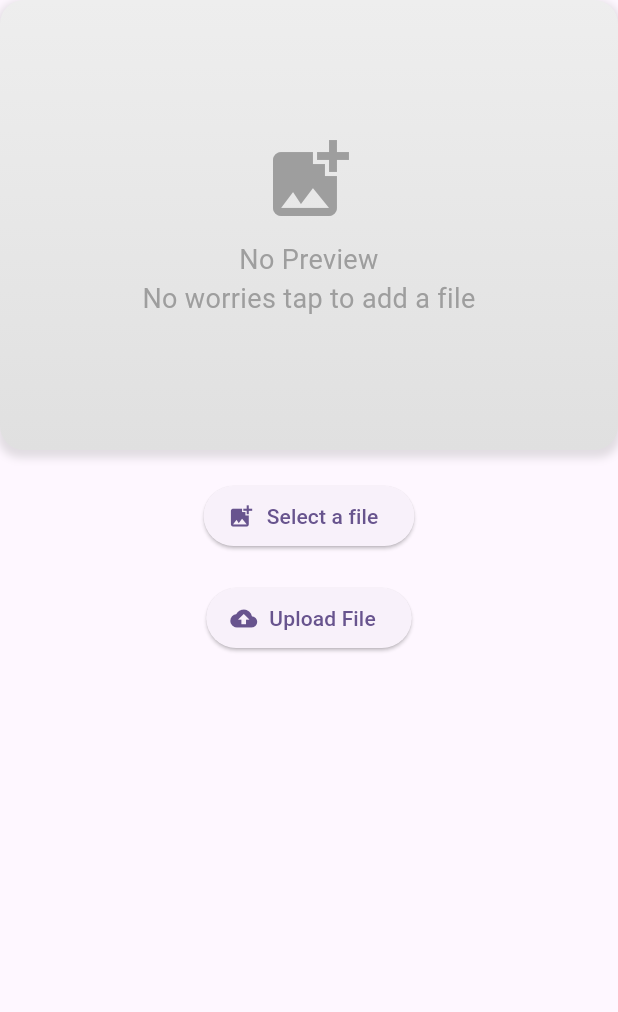
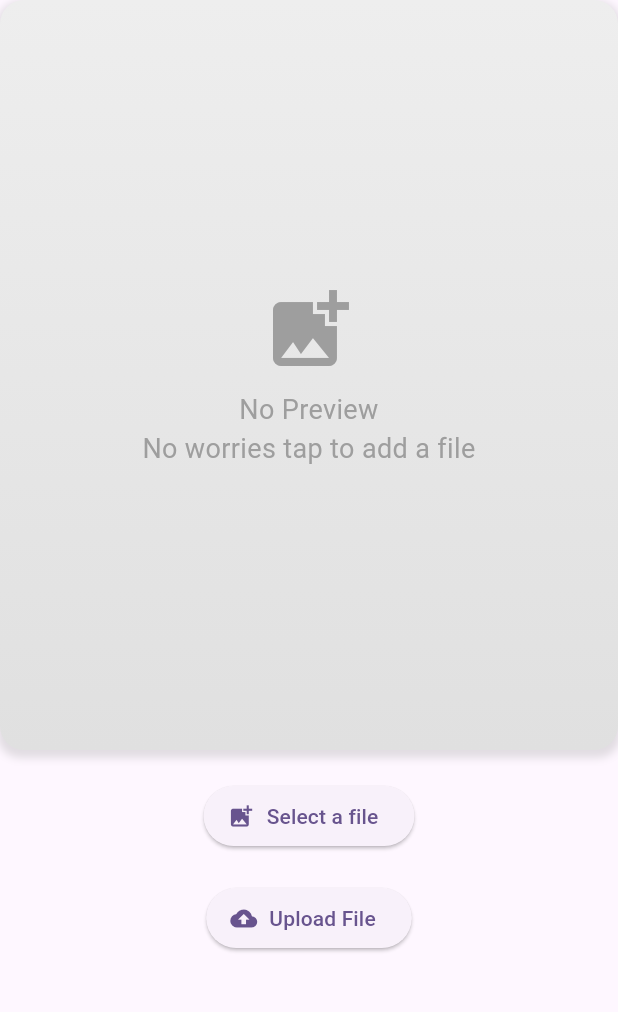
Before and after one commit to iliyasifa/question_1_file_upload_project_iliyas_flutter, a Flutter app: the screen it shows after launch, on a phone screen of 412 x 824 dp, the part 84-1096 px from its top. Run offline on Flutter 3.47's test engine with Material 3 defaults, Android fonts, the light colour scheme and no system bars; our stand-ins replace connectivity_plus, firebase_core, firebase_storage, image_picker, video_player; accounts and stored records are empty.

Commit message:
fix: preview is not enough to view

```diff
--- a/lib/screens/file_upload_screen.dart
+++ b/lib/screens/file_upload_screen.dart
@@ -76,7 +76,7 @@ class FileUploadScreenState extends State<FileUploadScreen> {
 
                     ///
                     child: SizedBox(
-                      height: 300,
+                      height: 500,
                       child: FilePreview(
                         file: _file,
                         videoPlayerController: _videoPlayerController,
```
